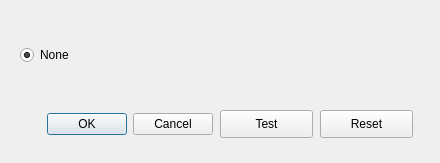
The window that src/sas/qtgui/Perspectives/Fitting/UI/GPUOptionsUI.ui (SasView/sasview) describes before a commit, drawn with Qt 5.
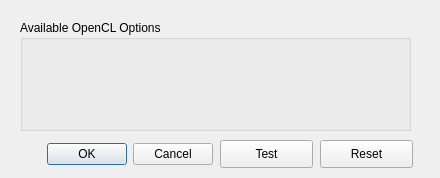
The same window after the commit.

Commit message: Auto-populate OpenCL dialog with available options to finalize GUI.

The edit to the form file:
```diff
--- a/src/sas/qtgui/Perspectives/Fitting/UI/GPUOptionsUI.ui
+++ b/src/sas/qtgui/Perspectives/Fitting/UI/GPUOptionsUI.ui
@@ -7,7 +7,7 @@
     <x>0</x>
     <y>0</y>
     <width>440</width>
-    <height>163</height>
+    <height>178</height>
    </rect>
   </property>
   <property name="windowTitle">
@@ -17,7 +17,7 @@
    <property name="geometry">
     <rect>
      <x>220</x>
-     <y>110</y>
+     <y>140</y>
      <width>93</width>
      <height>28</height>
     </rect>
@@ -30,7 +30,7 @@
    <property name="geometry">
     <rect>
      <x>20</x>
-     <y>110</y>
+     <y>140</y>
      <width>193</width>
      <height>28</height>
     </rect>
@@ -43,7 +43,7 @@
    <property name="geometry">
     <rect>
      <x>320</x>
-     <y>110</y>
+     <y>140</y>
      <width>93</width>
      <height>28</height>
     </rect>
@@ -52,27 +52,18 @@
     <string>Reset</string>
    </property>
   </widget>
-  <widget class="QWidget" name="gridLayoutWidget">
+  <widget class="QGroupBox" name="openCLButtonGroup">
    <property name="geometry">
     <rect>
      <x>20</x>
-     <y>10</y>
+     <y>20</y>
      <width>391</width>
-     <height>91</height>
+     <height>111</height>
     </rect>
    </property>
-   <layout class="QGridLayout" name="OpenCLDialogOptionsSection">
-    <item row="0" column="0">
-     <widget class="QRadioButton" name="AvailableOpenCLOptions">
-      <property name="text">
-       <string>None</string>
-      </property>
-      <property name="checked">
-       <bool>true</bool>
-      </property>
-     </widget>
-    </item>
-   </layout>
+   <property name="title">
+    <string>Available OpenCL Options</string>
+   </property>
   </widget>
  </widget>
  <resources/>
```
The commit also changes 2 other files.
